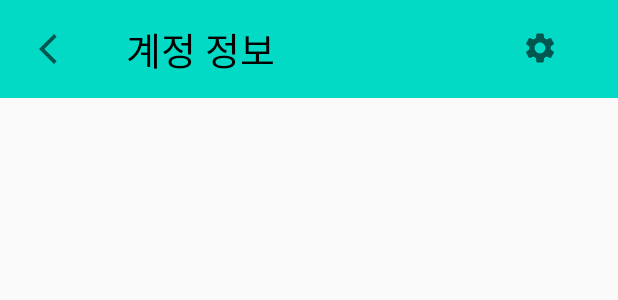
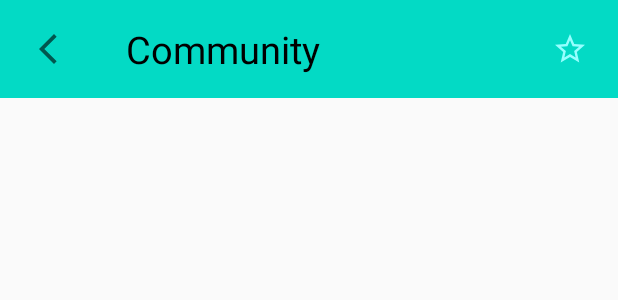
Before and after one commit to changmeen/MP_TermProject, an Android app: the layout toolbar_rec.xml on its own in the app's theme, with its tools: preview values and no code run, on a phone screen of 412 x 824 dp. Shown: the top 300 px of the screen. Run offline under Robolectric (Android 15) with nearby library versions, the phone set to English and light mode, and no system bars.

```diff
--- /dev/null
+++ b/app/src/main/res/drawable/ic_baseline_star_outline_24.xml
@@ -0,0 +1,5 @@
+<vector android:height="24dp" android:tint="#96FFFF"
+    android:viewportHeight="24" android:viewportWidth="24"
+    android:width="24dp" xmlns:android="http://schemas.android.com/apk/res/android">
+    <path android:fillColor="@android:color/white" android:pathData="M22,9.24l-7.19,-0.62L12,2 9.19,8.63 2,9.24l5.46,4.73L5.82,21 12,17.27 18.18,21l-1.63,-7.03L22,9.24zM12,15.4l-3.76,2.27 1,-4.28 -3.32,-2.88 4.38,-0.38L12,6.1l1.71,4.04 4.38,0.38 -3.32,2.88 1,4.28L12,15.4z"/>
+</vector>
--- a/app/src/main/res/layout/toolbar_account.xml
+++ b/app/src/main/res/layout/toolbar_rec.xml
@@ -1,19 +1,17 @@
 <?xml version="1.0" encoding="utf-8"?>
 <androidx.appcompat.widget.Toolbar xmlns:android="http://schemas.android.com/apk/res/android"
     xmlns:app="http://schemas.android.com/apk/res-auto"
-    xmlns:tools="http://schemas.android.com/tools"
     android:id="@+id/toolbar_serve"
     android:layout_width="match_parent"
     android:layout_height="65dp"
+    android:background="@color/teal_200"
     app:contentInsetStart="0dp">
 
     <androidx.constraintlayout.widget.ConstraintLayout
         android:layout_width="match_parent"
         android:layout_height="match_parent"
-        android:background="@color/teal_200"
         android:paddingRight="20dp"
         android:paddingLeft="20dp">
-
 
         <ImageView
             android:id="@+id/iv_back"
@@ -24,13 +22,12 @@
             app:layout_constraintTop_toTopOf="parent"
             app:srcCompat="@drawable/ic_back" />
 
-
         <TextView
             android:id="@+id/tv_toolbar_title"
             android:layout_width="wrap_content"
             android:layout_height="wrap_content"
             android:layout_marginLeft="40dp"
-            android:text="계정 정보"
+            android:text="Community"
             android:textColor="@android:color/black"
             android:textSize="25dp"
             app:layout_constraintBottom_toBottomOf="parent"
@@ -38,17 +35,12 @@
             app:layout_constraintTop_toTopOf="parent" />
 
         <ImageView
-            android:id="@+id/iv_setting"
+            android:id="@+id/iv_star"
             android:layout_width="wrap_content"
             android:layout_height="wrap_content"
-            android:layout_marginStart="328dp"
-            android:layout_marginLeft="328dp"
             app:layout_constraintBottom_toBottomOf="parent"
-            app:layout_constraintStart_toStartOf="parent"
+            app:layout_constraintEnd_toEndOf="parent"
             app:layout_constraintTop_toTopOf="parent"
-            app:layout_constraintVertical_bias="0.487"
-            app:srcCompat="@drawable/ic_baseline_settings_24" />
-
-
+            app:srcCompat="@drawable/ic_baseline_star_outline_24" />
     </androidx.constraintlayout.widget.ConstraintLayout>
 </androidx.appcompat.widget.Toolbar>
```
Also changed, not shown: app/src/main/java/com/changmeen/firebase/Rfg_page.java (+10 -20 lines).
